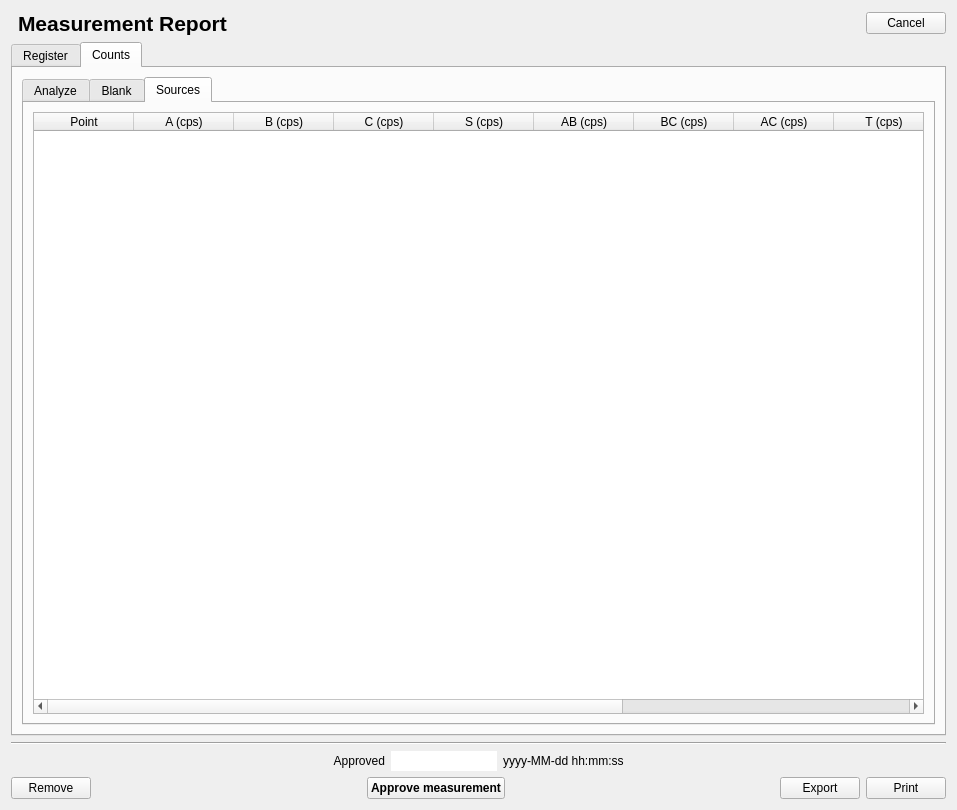
The window that TripleReg/dialogmeasurementreport.ui (ziemastz/SL) describes before a commit, drawn with Qt 5.
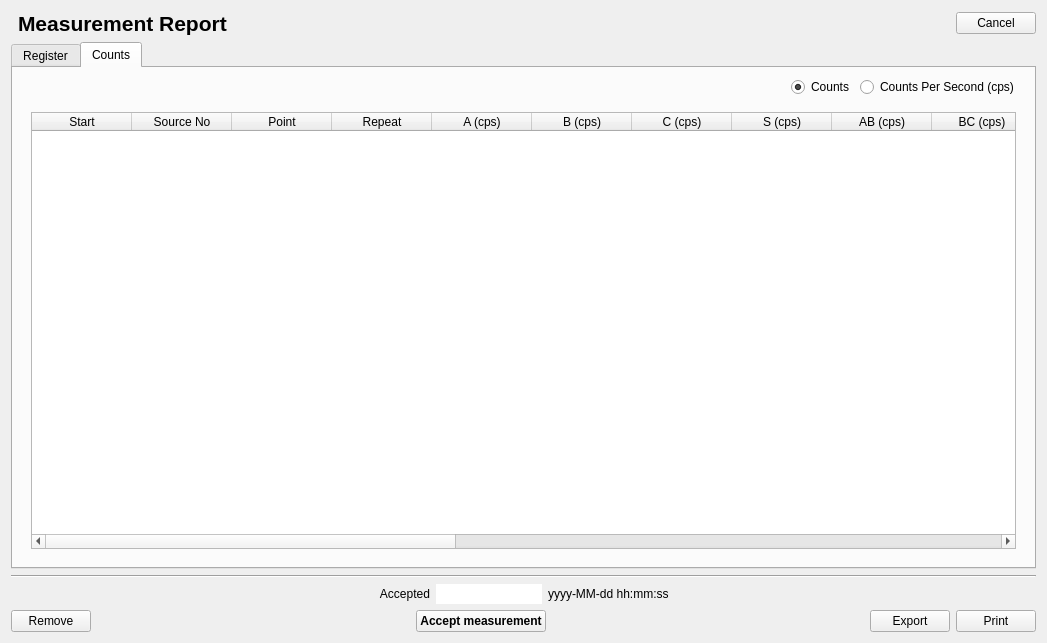
The same window after the commit. The open tabs and pages were chosen to show the change. Icons and pictures are not drawn.

Commit message:
MeasurementReport dialog
zatrzymany na Modify button

```diff
--- a/TripleReg/dialogmeasurementreport.ui
+++ b/TripleReg/dialogmeasurementreport.ui
@@ -6,8 +6,8 @@
    <rect>
     <x>0</x>
     <y>0</y>
-    <width>957</width>
-    <height>810</height>
+    <width>1047</width>
+    <height>643</height>
    </rect>
   </property>
   <property name="windowTitle">
@@ -1331,28 +1331,60 @@
       <attribute name="title">
        <string>Counts</string>
       </attribute>
-      <layout class="QGridLayout" name="gridLayout_8">
+      <layout class="QGridLayout" name="gridLayout_6">
        <item row="0" column="0">
-        <widget class="QTabWidget" name="tabWidget">
-         <property name="tabPosition">
-          <enum>QTabWidget::North</enum>
+        <spacer name="horizontalSpacer_8">
+         <property name="orientation">
+          <enum>Qt::Horizontal</enum>
          </property>
-         <property name="tabShape">
-          <enum>QTabWidget::Rounded</enum>
+         <property name="sizeHint" stdset="0">
+          <size>
+           <width>786</width>
+           <height>20</height>
+          </size>
          </property>
+        </spacer>
+       </item>
+       <item row="0" column="1">
+        <widget class="QRadioButton" name="counts_radioButton">
+         <property name="text">
+          <string>Counts</string>
+         </property>
+         <property name="checked">
+          <bool>true</bool>
+         </property>
+         <attribute name="buttonGroup">
+          <string notr="true">buttonGroup</string>
+         </attribute>
+        </widget>
+       </item>
+       <item row="0" column="2">
+        <widget class="QRadioButton" name="cps_radioButton">
+         <property name="text">
+          <string>Counts Per Second (cps)</string>
+         </property>
+         <property name="checked">
+          <bool>false</bool>
+         </property>
+         <attribute name="buttonGroup">
+          <string notr="true">buttonGroup</string>
+         </attribute>
+        </widget>
+       </item>
+       <item row="1" column="0" colspan="4">
+        <widget class="QStackedWidget" name="stackedWidget">
          <property name="currentIndex">
           <number>0</number>
          </property>
-         <property name="tabBarAutoHide">
-          <bool>false</bool>
-         </property>
-         <widget class="QWidget" name="tab_3">
-          <attribute name="title">
-           <string>Analyze</string>
-          </attribute>
-          <layout class="QGridLayout" name="gridLayout_10">
+         <widget class="QWidget" name="page">
+          <layout class="QGridLayout" name="gridLayout_8">
            <item row="0" column="0">
-            <widget class="QTableWidget" name="tableWidget">
+            <widget class="QTableWidget" name="counts_tableWidget">
+             <column>
+              <property name="text">
+               <string>Start</string>
+              </property>
+             </column>
              <column>
               <property name="text">
                <string>Source No</string>
@@ -1370,17 +1402,47 @@
              </column>
              <column>
               <property name="text">
-               <string>T/AB</string>
+               <string>A (cps)</string>
               </property>
              </column>
              <column>
               <property name="text">
-               <string>T/BC</string>
+               <string>B (cps)</string>
               </property>
              </column>
              <column>
               <property name="text">
-               <string>T/AC</string>
+               <string>C (cps)</string>
+              </property>
+             </column>
+             <column>
+              <property name="text">
+               <string>S (cps)</string>
+              </property>
+             </column>
+             <column>
+              <property name="text">
+               <string>AB (cps)</string>
+              </property>
+             </column>
+             <column>
+              <property name="text">
+               <string>BC (cps)</string>
+              </property>
+             </column>
+             <column>
+              <property name="text">
+               <string>AC (cps)</string>
+              </property>
+             </column>
+             <column>
+              <property name="text">
+               <string>T (cps)</string>
+              </property>
+             </column>
+             <column>
+              <property name="text">
+               <string>D (cps)</string>
               </property>
              </column>
              <column>
@@ -1420,17 +1482,14 @@
              </column>
              <column>
               <property name="text">
-               <string>Focusing (V)</string>
+               <string>PMT Focusing (V)</string>
               </property>
              </column>
             </widget>
            </item>
           </layout>
          </widget>
-         <widget class="QWidget" name="tab_2">
-          <attribute name="title">
-           <string>Blank</string>
-          </attribute>
+         <widget class="QWidget" name="page_2">
           <layout class="QGridLayout" name="gridLayout_7">
            <item row="0" column="0">
             <widget class="QTableWidget" name="tableWidget_2">
@@ -1494,75 +1553,49 @@
                <string>Dead-time (%)</string>
               </property>
              </column>
-            </widget>
-           </item>
-          </layout>
-         </widget>
-         <widget class="QWidget" name="tab">
-          <attribute name="title">
-           <string>Sources</string>
-          </attribute>
-          <layout class="QGridLayout" name="gridLayout_6">
-           <item row="0" column="0">
-            <widget class="QTableWidget" name="tableWidget_3">
              <column>
               <property name="text">
-               <string>Point</string>
+               <string>D</string>
               </property>
              </column>
              <column>
               <property name="text">
-               <string>A (cps)</string>
+               <string>TDCR</string>
               </property>
              </column>
              <column>
               <property name="text">
-               <string>B (cps)</string>
+               <string>Dead-time (%)</string>
               </property>
              </column>
              <column>
               <property name="text">
-               <string>C (cps)</string>
+               <string>Rel.1</string>
               </property>
              </column>
              <column>
               <property name="text">
-               <string>S (cps)</string>
+               <string>Rel.2</string>
               </property>
              </column>
              <column>
               <property name="text">
-               <string>AB (cps)</string>
+               <string>PMT A (V)</string>
               </property>
              </column>
              <column>
               <property name="text">
-               <string>BC (cps)</string>
+               <string>PMT B (V)</string>
               </property>
              </column>
              <column>
               <property name="text">
-               <string>AC (cps)</string>
+               <string>PMT C (V)</string>
               </property>
              </column>
              <column>
               <property name="text">
-               <string>T (cps)</string>
-              </property>
-             </column>
-             <column>
-              <property name="text">
-               <string>D (cps)</string>
-              </property>
-             </column>
-             <column>
-              <property name="text">
-               <string>TDCR</string>
-              </property>
-             </column>
-             <column>
-              <property name="text">
-               <string>Dead-time (%)</string>
+               <string>PMT Focusing (V)</string>
               </property>
              </column>
             </widget>
@@ -1600,7 +1633,7 @@
      <item row="1" column="1">
       <widget class="QLabel" name="label_30">
        <property name="text">
-        <string>Approved</string>
+        <string>Accepted</string>
        </property>
        <property name="alignment">
         <set>Qt::AlignRight|Qt::AlignTrailing|Qt::AlignVCenter</set>
@@ -1617,6 +1650,7 @@
        </property>
        <property name="font">
         <font>
+         <weight>50</weight>
          <bold>false</bold>
         </font>
        </property>
@@ -1676,11 +1710,12 @@
       <widget class="QPushButton" name="approveMeasurement_pushButton">
        <property name="font">
         <font>
+         <weight>75</weight>
          <bold>true</bold>
         </font>
        </property>
        <property name="text">
-        <string>Approve measurement</string>
+        <string>Accept measurement</string>
        </property>
       </widget>
      </item>
```
Left out of the diff: 51 changed lines with no effect on the pictures. The commit also changes 15 other files.
